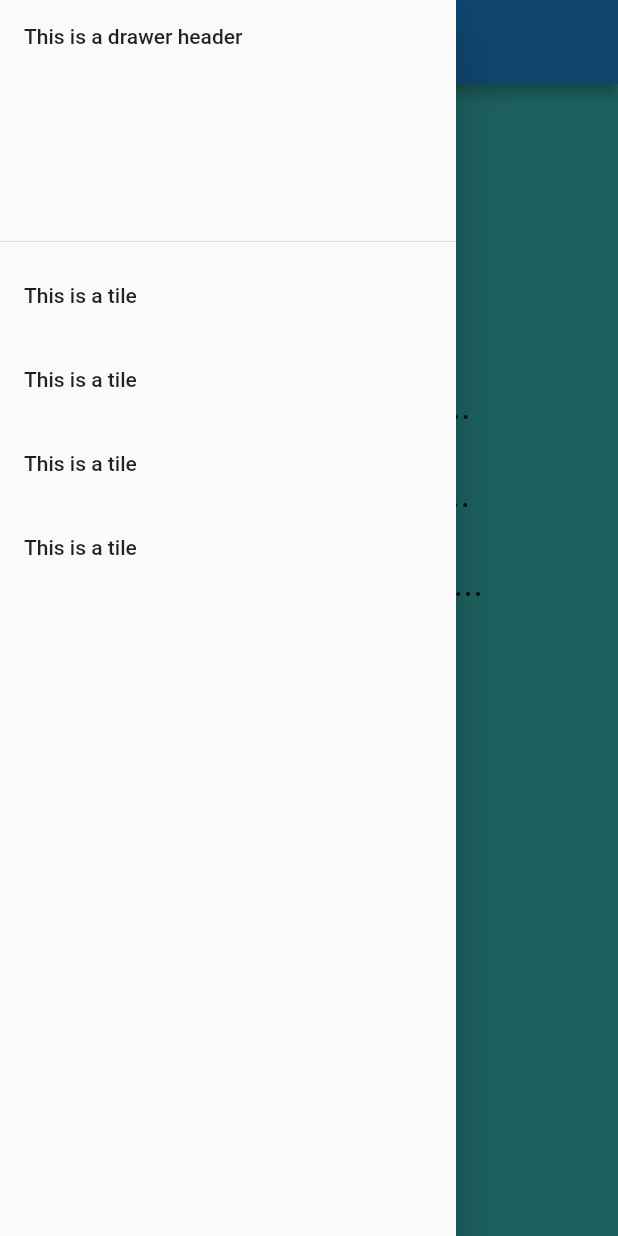
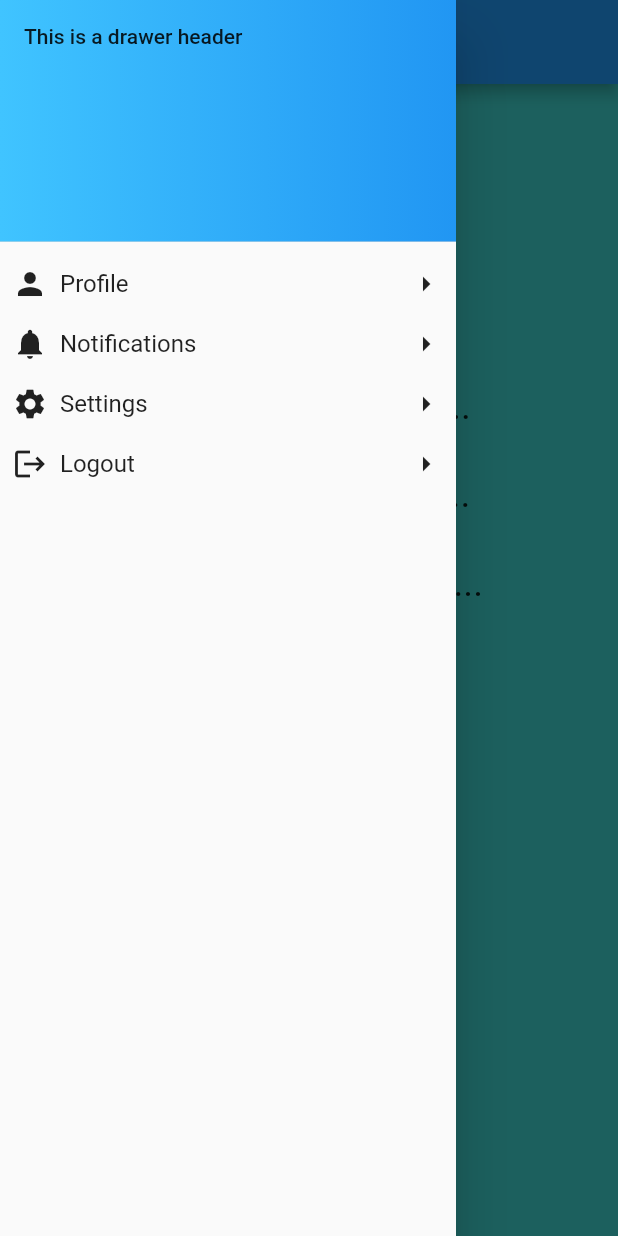
Before and after one commit to SamKingDev/HighfieldHack2021, a Flutter app: the Profile screen opened by its route, with the side drawer open, on a phone screen of 412 x 824 dp. Run offline on Flutter 3.47's test engine with Material 2 defaults, Android fonts, the phone set to English and light mode, and no system bars.

Commit message:
Working on drawer

```diff
--- a/App/lib/screens/drawer.dart
+++ b/App/lib/screens/drawer.dart
@@ -21,8 +21,8 @@ class drawer extends StatelessWidget {
 
               },
             ),
-            ListTile(
-              title: Text('This is a tile'),
+            CustomListTile(
+
             ),
             ListTile(
               title: Text('This is a tile'),
@@ -36,3 +36,21 @@ class drawer extends StatelessWidget {
     );
   }
 }
+
+
+class CustomListTile extends StatelessWidget{
+  @override
+  Widget build(BuildContext context) {
+    // TODO: implement build
+    return InkWell(
+      child: Row(
+        children: <Widget>[
+          Icon(Icons.person),
+          Text('Profile'),
+          Icon(Icons.arrow_right),
+        ],
+      ),
+    );
+  }
+
+}
--- a/App/lib/screens/profile/profile.dart
+++ b/App/lib/screens/profile/profile.dart
@@ -10,26 +10,25 @@ class _ProfileState extends State<Profile> {
   @override
   Widget build(BuildContext context) {
     return Scaffold(
+      backgroundColor: new Color.fromRGBO(61,210,204,1),
       drawer: Drawer(
         child: ListView(
           children: <Widget> [
-            DrawerHeader(child: Text('This is a drawer header')),
-            ListTile(
-              title: Text('This is a tile'),
-            ),
-            ListTile(
-              title: Text('This is a tile'),
-            ),
-            ListTile(
-              title: Text('This is a tile'),
-            ),
-            ListTile(
-              title: Text('This is a tile'),
-            ),
+            DrawerHeader(
+                decoration: BoxDecoration(
+                    gradient: LinearGradient(colors: <Color>[
+                      Colors.lightBlueAccent,
+                      Colors.blue
+                    ])
+                ),
+                child: Text('This is a drawer header')),
+            CustomListTile(Icons.person, 'Profile', ()=>{}),
+            CustomListTile(Icons.notifications, 'Notifications', ()=>{}),
+            CustomListTile(Icons.settings, 'Settings', ()=>{}),
+            CustomListTile(Icons.logout, 'Logout', ()=>{}),
           ],
         ),
       ),
-      backgroundColor: new Color.fromRGBO(61,210,204,1),
       appBar: AppBar(
         title: Text(
             'Your Profile'
@@ -105,3 +104,48 @@ class _ProfileState extends State<Profile> {
     );
   }
 }
+
+
+class CustomListTile extends StatelessWidget{
+
+  IconData icon;
+  String text;
+  Function onTap;
+
+  CustomListTile(this.icon, this.text, this.onTap);
+
+  @override
+  Widget build(BuildContext context) {
+    // TODO: implement build
+    return Padding(
+      padding: const EdgeInsets.fromLTRB(8.0, 0, 8.0, 0),
+      child: InkWell(
+        splashColor: Colors.lightBlueAccent,
+        onTap: onTap,
+        child: Container(
+          height: 40,
+          child: Row(
+          mainAxisAlignment: MainAxisAlignment.spaceBetween, //x axis
+          children: <Widget>[
+            Row(
+              children: <Widget>[
+                Icon(icon),
+                Padding(
+                  padding: const EdgeInsets.all(8.0),
+                  child: Text(text,
+                  style: TextStyle(
+                    fontSize: 16.0
+                  ),
+                  ),
+                ),
+              ],
+            ),
+            Icon(Icons.arrow_right),
+          ],
+        ),
+      ),
+      ),
+    );
+  }
+
+}
```
